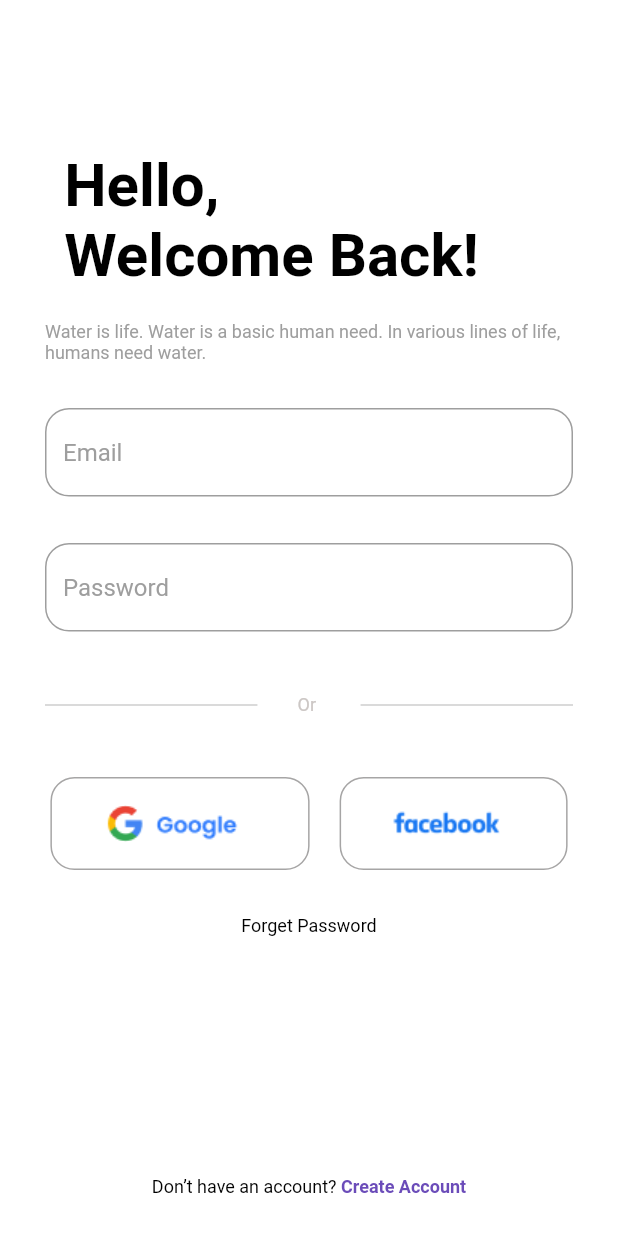
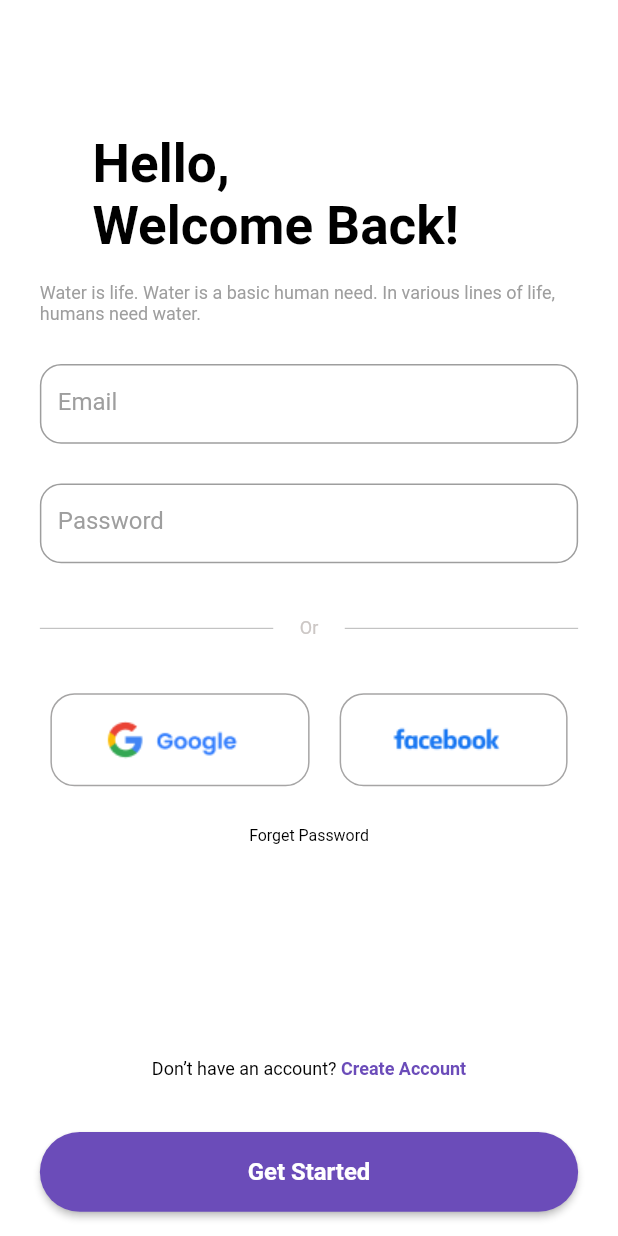
Before and after one commit to Sridhare29/PetCareApp, a Flutter app: the screen it shows after launch, on a phone screen of 412 x 824 dp. Run offline on Flutter 3.47's test engine with Material 2 defaults, Android fonts, the phone set to English and light mode, and no system bars; our stand-ins replace get.

Commit message:
dimensions add

```diff
--- a/lib/main.dart
+++ b/lib/main.dart
@@ -1,4 +1,5 @@
 import 'package:flutter/material.dart';
+import 'package:get/get.dart';
 import 'package:petcare_app/screens/login_screen.dart';
 
 void main() {
@@ -10,7 +11,7 @@ class MyApp extends StatelessWidget {
 
   @override
   Widget build(BuildContext context) {
-    return MaterialApp(
+    return GetMaterialApp(
       debugShowCheckedModeBanner: false,
       title: 'Pet Care App',
       theme: ThemeData(
--- a/lib/screens/login_screen.dart
+++ b/lib/screens/login_screen.dart
@@ -1,4 +1,5 @@
 import 'package:flutter/material.dart';
+import 'package:petcare_app/attribute/Dimensions.dart';
 import 'package:petcare_app/widget/apptext_field.dart';
 import 'package:petcare_app/widget/smalltext_widget.dart';
 import 'package:petcare_app/widget/square_title.dart';
@@ -13,17 +14,15 @@ class LoginScreen extends StatefulWidget {
 }
 
 class _LoginScreenState extends State<LoginScreen> {
+  TextEditingController emailController = TextEditingController();
+  TextEditingController passwordController = TextEditingController();
 
- TextEditingController emailController = TextEditingController();
-TextEditingController passwordController = TextEditingController();
-
-@override
- void dispose() {
+  @override
+  void dispose() {
   emailController.dispose();
   passwordController.dispose();
   super.dispose();
 }
-
 
   @override
   Widget build(BuildContext context) {
@@ -31,23 +30,23 @@ TextEditingController passwordController = TextEditingController();
       backgroundColor: Colors.white,
         body: Column(
               children: [
-              const SizedBox(height: 20,),
+               SizedBox(height: Dimensions.height20,),
                 Container(
-                    margin: const EdgeInsets.only(top: 80 ,bottom: 20),
-                    padding: const EdgeInsets.only(left: 10,right: 60),
+                    margin:  EdgeInsets.only(top: Dimensions.height80 ,bottom: Dimensions.height20),
+                    padding:  EdgeInsets.only(left: Dimensions.height10,right: Dimensions.height60),
 
                   child: Column(
                     crossAxisAlignment: CrossAxisAlignment.start,
                     children: [
-                    BigText(text: "Hello,",size: 40,color: Colors.black,),
+                    BigText(text: "Hello,",size: Dimensions.height40,color: Colors.black,),
 
-                    BigText(text: "Welcome Back!",size: 40,color: Colors.black,),
+                    BigText(text: "Welcome Back!",size: Dimensions.height40,color: Colors.black,),
 
                   ]),
                 ),
                 Container(
-                  margin: const EdgeInsets.only(top: 0,bottom: 20),
-                    padding: const EdgeInsets.only(left: 30,right: 30),
+                  margin:  EdgeInsets.only(top: 0,bottom: Dimensions.height20),
+                    padding:  EdgeInsets.only(left: Dimensions.height30,right: Dimensions.height30),
                   child: Column(
                     // crossAxisAlignment: CrossAxisAlignment.start,
                     children: [
@@ -57,8 +56,8 @@ TextEditingController passwordController = TextEditingController();
                 AppTextField(textEditingController: emailController, hintText: "Email"),
                 AppTextField(textEditingController: passwordController, hintText: "Password"),
                 Container(
-                    margin: const EdgeInsets.only(top: 20,bottom: 20),
-                    padding: const EdgeInsets.only(left: 30,right: 30),
+                    margin:  EdgeInsets.only(top: Dimensions.height20,bottom: Dimensions.height20),
+                    padding:  EdgeInsets.only(left: Dimensions.height30,right: Dimensions.height30),
                   child:Row(
                     children: [
                      const Expanded(child: Divider(
@@ -66,7 +65,9 @@ TextEditingController passwordController = TextEditingController();
                         color: Colors.grey,
                       ),
                       ),
-                       SmallText(text: "         Or          "),
+                      SizedBox(width: Dimensions.width20,),
+                       SmallText(text: "Or"),
+                       SizedBox(width: Dimensions.width20,),
                       const Expanded(child: Divider(
                         thickness: 0.5,
                         color: Colors.grey,
@@ -75,40 +76,40 @@ TextEditingController passwordController = TextEditingController();
                       ],
                   ),
                 ),
-                const SizedBox(height: 20,),
-              const  Row(
+                 SizedBox(height: Dimensions.height20,),
+               const Row(
                   mainAxisAlignment: MainAxisAlignment.center,
-                    children: [
+                    children:  [
                       // Padding(padding: EdgeInsets.only(left: 0,right: 40),),
                       SquareTitle(imagePath: "images/gimg.png",txthint: "",),
-                      const SizedBox(width: 20,),
+                       SizedBox(width: 20,),
                       SquareTitle(imagePath: "images/fimg.png",txthint: "",),
                     ],
                 ),
-                const SizedBox(height: 30),
+                 SizedBox(height: Dimensions.height30),
                  Container(
-                  padding: const EdgeInsets.only(left: 20,right: 20),
+                  padding: EdgeInsets.only(left: Dimensions.height20,right: Dimensions.height20),
                   child: Column(
                     mainAxisAlignment: MainAxisAlignment.center,
                     children: [
-                    SmallText(text: "Forget Password",size: 12,color: Colors.black,)
+                    SmallText(text: "Forget Password",size: Dimensions.font12,color: Colors.black,)
                   ]),
                  ),
-                const SizedBox(height: 160),
+                SizedBox(height: Dimensions.height160),
                  Container(
-                  padding: const EdgeInsets.only(left: 20,right: 20),
+                  padding: EdgeInsets.only(left: Dimensions.height20,right: Dimensions.height20),
                   child: Row(
                     mainAxisAlignment: MainAxisAlignment.center,
                     children: [
                     SmallText(text: "Don’t have an account? ",color: Colors.black,),
-                    SmallText(text: "Create Account",color:const Color.fromARGB(255, 107, 76, 185),fontWeight: FontWeight.bold ,)
+                    SmallText(text: "Create Account",color: const Color.fromARGB(255, 107, 76, 185),fontWeight: FontWeight.bold ,)
                   ]),
                  ),
                  Container(
                     width: double.infinity,
-                    margin:const EdgeInsets.only(top: 40, bottom: 0),
-                    padding: const EdgeInsets.only(left: 30, right: 30),
-                    height: 60,
+                    margin: EdgeInsets.only(top: Dimensions.height40, bottom: 0),
+                    padding: EdgeInsets.only(left: Dimensions.height30, right: Dimensions.height30),
+                    height: Dimensions.height60,
                     child: ElevatedButton(
                       onPressed: () {
                         // Handle button press
@@ -117,10 +118,10 @@ TextEditingController passwordController = TextEditingController();
                       style: ElevatedButton.styleFrom(
                         backgroundColor: const Color.fromARGB(255, 107, 76, 185),
                         shape: RoundedRectangleBorder(
-                          borderRadius: BorderRadius.circular(30),
+                          borderRadius: BorderRadius.circular(Dimensions.height30),
                         ),
                       ),
-                      child: SmallText(text: "Get Started",size: 18,color: Colors.white,fontWeight: FontWeight.bold,),
+                      child: SmallText(text: "Get Started",size: Dimensions.font18,color: Colors.white,fontWeight: FontWeight.bold,),
                     ),
                   ),
 
--- a/lib/widget/apptext_field.dart
+++ b/lib/widget/apptext_field.dart
@@ -1,4 +1,5 @@
 import 'package:flutter/material.dart';
+import 'package:petcare_app/attribute/Dimensions.dart';
 
 class AppTextField extends StatefulWidget {
   final TextEditingController textEditingController;
@@ -22,7 +23,6 @@ class _AppTextFieldState extends State<AppTextField> {
   void initState() {
     super.initState();
 
-    // Set the initial state of hasUserInput based on the initial text value
     hasUserInput = widget.textEditingController.text.isNotEmpty;
     borderColor = hasUserInput ?const Color.fromARGB(255, 107, 76, 185) : Colors.grey;
 
@@ -45,24 +45,24 @@ class _AppTextFieldState extends State<AppTextField> {
   @override
   Widget build(BuildContext context) {
     return Container(
-      height: 60,
-      margin: const EdgeInsets.only(top: 10, bottom: 20),
-      padding: const EdgeInsets.only(left: 30, right: 30),
+      height: Dimensions.height60,
+      margin: EdgeInsets.only(top: Dimensions.height10, bottom: Dimensions.height20),
+      padding:  EdgeInsets.only(left: Dimensions.height30, right: Dimensions.height30),
       child: TextField(
         controller: widget.textEditingController,
-        style: const TextStyle(color: Color.fromARGB(255, 107, 76, 185)), // Change the user input text color
+        style: const TextStyle(color: Color.fromARGB(255, 107, 76, 185)),
         decoration: InputDecoration(
           hintText: widget.hintText,
-          hintStyle: TextStyle(color: borderColor), // Change the hint text color
+          hintStyle: TextStyle(color: borderColor),
           focusedBorder: OutlineInputBorder(
-            borderRadius: BorderRadius.circular(16),
+            borderRadius: BorderRadius.circular(Dimensions.radius16),
             borderSide: BorderSide(
               width: 1.0,
               color: borderColor,
             ),
           ),
           enabledBorder: OutlineInputBorder(
-            borderRadius: BorderRadius.circular(16),
+            borderRadius: BorderRadius.circular(Dimensions.radius16),
             borderSide: BorderSide(
               width: 1.0,
               color: borderColor,
```
